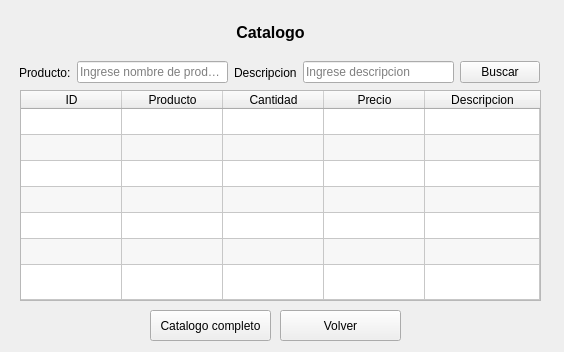
Old version of the form app_stock_qdesigner/Qt/window_consulta.ui in the repository nvargas24/Sistema_medicion_de_rodamientos-SMR.
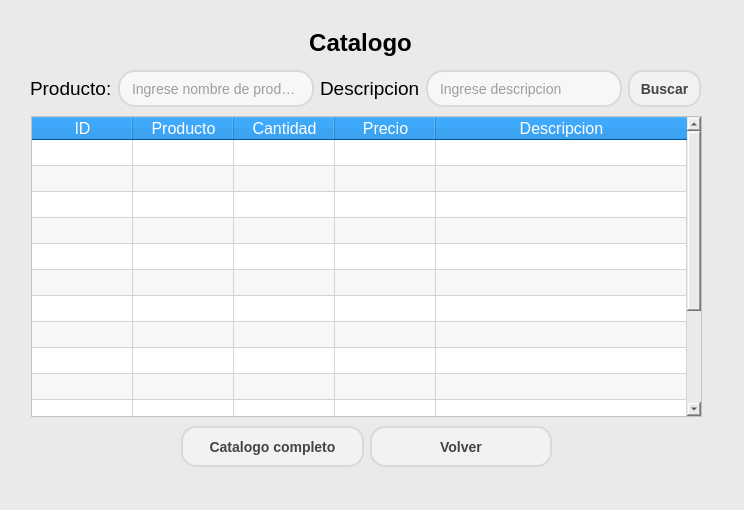
New version of the form. Icons and pictures are not drawn.

Diff of the .ui file:
```diff
--- a/app_stock_qdesigner/Qt/window_consulta.ui
+++ b/app_stock_qdesigner/Qt/window_consulta.ui
@@ -6,8 +6,8 @@
    <rect>
     <x>0</x>
     <y>0</y>
-    <width>564</width>
-    <height>352</height>
+    <width>744</width>
+    <height>510</height>
    </rect>
   </property>
   <property name="windowTitle">
@@ -17,16 +17,18 @@
    <number>0</number>
   </property>
   <property name="styleSheet">
-   <string notr="true">QApplication::setStyle(&quot;fusion&quot;);
+   <string notr="true">/*QApplication::setStyle(&quot;fusion&quot;);*/
+
+background-color: #EAEAEA;
 </string>
   </property>
   <widget class="QTableWidget" name="catalogo_list">
    <property name="geometry">
     <rect>
-     <x>20</x>
-     <y>90</y>
-     <width>521</width>
-     <height>211</height>
+     <x>31</x>
+     <y>116</y>
+     <width>671</width>
+     <height>301</height>
     </rect>
    </property>
    <property name="minimumSize">
@@ -35,9 +37,86 @@
      <height>0</height>
     </size>
    </property>
+   <property name="font">
+    <font>
+     <pointsize>12</pointsize>
+    </font>
+   </property>
+   <property name="focusPolicy">
+    <enum>Qt::WheelFocus</enum>
+   </property>
+   <property name="autoFillBackground">
+    <bool>false</bool>
+   </property>
+   <property name="styleSheet">
+    <string notr="true">QTableWidget {
+    background-color: #ffffff; /* Color de fondo de la tabla */
+    border: 1px solid #c2c2c2; /* Borde de la tabla */
+}
+
+QHeaderView::section {
+    background-color: #0078D7; /* Tono celeste medio oscuro */
+    color: white; /* Texto en blanco */
+}
+
+QTableWidget::item:selected {
+    background-color: #8CB8E6; /* Color de fondo de celda seleccionada */
+    color: #ffffff; /* Color de texto de celda seleccionada */
+    outline: none; /* Elimina el contorno alrededor de la celda seleccionada */
+}
+
+QScrollBar:vertical {
+    border: none;
+    background: #ffffff;
+    width: 10px;
+    margin: 0px 0 0px 0;
+}
+
+QScrollBar::handle:vertical {
+    background: #e1e1e1;
+    min-height: 20px;
+    border-radius: 5px;
+}
+
+QScrollBar::handle:vertical:hover {
+    background: #c2c2c2;
+}
+
+QScrollBar::add-line:vertical {
+    border: none;
+    background: #ffffff;
+    height: 0px;
+    subcontrol-position: bottom;
+    subcontrol-origin: margin;
+}
+
+QScrollBar::sub-line:vertical {
+    border: none;
+    background: #ffffff;
+    height: 0px;
+    subcontrol-position: top;
+    subcontrol-origin: margin;
+}
+
+QScrollBar::up-arrow:vertical, QScrollBar::down-arrow:vertical {
+    border: none;
+    background: none;
+    color: none;
+    margin: 0px 0 0px 0;
+    padding: 0px;
+}
+
+QScrollBar::add-page:vertical, QScrollBar::sub-page:vertical {
+    background: none;
+}
+</string>
+   </property>
    <property name="frameShadow">
     <enum>QFrame::Raised</enum>
    </property>
+   <property name="sizeAdjustPolicy">
+    <enum>QAbstractScrollArea::AdjustToContentsOnFirstShow</enum>
+   </property>
    <property name="autoScroll">
     <bool>true</bool>
    </property>
@@ -72,7 +151,7 @@
     <bool>true</bool>
    </property>
    <property name="rowCount">
-    <number>7</number>
+    <number>15</number>
    </property>
    <attribute name="horizontalHeaderVisible">
     <bool>true</bool>
@@ -123,12 +202,21 @@
    <row/>
    <row/>
    <row/>
+   <row/>
+   <row/>
+   <row/>
+   <row/>
+   <row/>
+   <row/>
+   <row/>
+   <row/>
    <column>
     <property name="text">
      <string>ID</string>
     </property>
     <property name="font">
      <font>
+      <pointsize>12</pointsize>
       <weight>50</weight>
       <bold>false</bold>
       <stylestrategy>PreferAntialias</stylestrategy>
@@ -142,6 +230,11 @@
     <property name="text">
      <string>Producto</string>
     </property>
+    <property name="font">
+     <font>
+      <pointsize>12</pointsize>
+     </font>
+    </property>
     <property name="textAlignment">
      <set>AlignCenter</set>
     </property>
@@ -150,6 +243,11 @@
     <property name="text">
      <string>Cantidad</string>
     </property>
+    <property name="font">
+     <font>
+      <pointsize>12</pointsize>
+     </font>
+    </property>
     <property name="textAlignment">
      <set>AlignCenter</set>
     </property>
@@ -158,6 +256,11 @@
     <property name="text">
      <string>Precio</string>
     </property>
+    <property name="font">
+     <font>
+      <pointsize>12</pointsize>
+     </font>
+    </property>
     <property name="textAlignment">
      <set>AlignCenter</set>
     </property>
@@ -166,13 +269,22 @@
     <property name="text">
      <string>Descripcion</string>
     </property>
+    <property name="font">
+     <font>
+      <pointsize>12</pointsize>
+     </font>
+    </property>
     <property name="textAlignment">
      <set>AlignCenter</set>
     </property>
    </column>
    <item row="0" column="0">
+    <property name="text">
+     <string/>
+    </property>
     <property name="font">
      <font>
+      <pointsize>12</pointsize>
       <stylestrategy>PreferDefault</stylestrategy>
       <kerning>true</kerning>
      </font>
@@ -182,47 +294,230 @@
     </property>
    </item>
   </widget>
+  <widget class="QLabel" name="titulo">
+   <property name="geometry">
+    <rect>
+     <x>250</x>
+     <y>20</y>
+     <width>221</width>
+     <height>45</height>
+    </rect>
+   </property>
+   <property name="font">
+    <font>
+     <family>Segoe UI</family>
+     <pointsize>18</pointsize>
+     <weight>75</weight>
+     <bold>true</bold>
+    </font>
+   </property>
+   <property name="text">
+    <string>Catalogo</string>
+   </property>
+   <property name="alignment">
+    <set>Qt::AlignCenter</set>
+   </property>
+  </widget>
+  <widget class="QWidget" name="layoutWidget">
+   <property name="geometry">
+    <rect>
+     <x>31</x>
+     <y>426</y>
+     <width>671</width>
+     <height>41</height>
+    </rect>
+   </property>
+   <layout class="QHBoxLayout" name="horizontalLayout_1">
+    <property name="leftMargin">
+     <number>150</number>
+    </property>
+    <property name="rightMargin">
+     <number>150</number>
+    </property>
+    <item>
   <widget class="QPushButton" name="btn_cat_full">
-   <property name="geometry">
-    <rect>
-     <x>150</x>
-     <y>310</y>
-     <width>121</width>
-     <height>31</height>
-    </rect>
+      <property name="enabled">
+       <bool>true</bool>
+      </property>
+      <property name="sizePolicy">
+       <sizepolicy hsizetype="Preferred" vsizetype="Expanding">
+        <horstretch>0</horstretch>
+        <verstretch>0</verstretch>
+       </sizepolicy>
+      </property>
+      <property name="font">
+       <font>
+        <family>Segoe UI</family>
+        <pointsize>-1</pointsize>
+        <weight>75</weight>
+        <bold>true</bold>
+       </font>
+      </property>
+      <property name="focusPolicy">
+       <enum>Qt::StrongFocus</enum>
+      </property>
+      <property name="styleSheet">
+       <string notr="true">QPushButton {
+    background-color: #F2F2F2; /* Color de fondo */
+    border: 2px solid #D9D9D9; /* Borde gris claro */
+    border-radius: 15px; /* Bordes curvos */
+    padding: 5px 10px; /* Espacio interno para texto */
+    font-weight: bold; /* Texto en negrita */
+    font-size: 14px; /* Tamaño de fuente */
+    color: #444444; /* Color de texto */
+}
+
+QPushButton:hover {
+    background-color: #88AEF1; /* Color celeste */
+    border-color: #0078D7; /* Borde celeste */
+    color: #FFFFFF; /* Color de texto blanco */
+}
+
+QPushButton:focus {
+    background-color: #88AEF1; /* Color celeste */
+    border-color: #0078D7; /* Borde celeste */
+    color: #FFFFFF; /* Color de texto blanco */
+	outline: none; /* Elimina el contorno alrededor del QLineEdit al seleccionarlo */
+}</string>
+      </property>
+      <property name="inputMethodHints">
+       <set>Qt::ImhSensitiveData|Qt::ImhUppercaseOnly</set>
    </property>
    <property name="text">
     <string>Catalogo completo</string>
    </property>
-  </widget>
+      <property name="checkable">
+       <bool>true</bool>
+      </property>
+      <property name="checked">
+       <bool>true</bool>
+      </property>
+      <property name="autoRepeat">
+       <bool>true</bool>
+      </property>
+      <property name="autoRepeatDelay">
+       <number>150</number>
+      </property>
+      <property name="autoDefault">
+       <bool>true</bool>
+      </property>
+      <property name="default">
+       <bool>false</bool>
+      </property>
+      <property name="flat">
+       <bool>false</bool>
+      </property>
+     </widget>
+    </item>
+    <item>
   <widget class="QPushButton" name="btn_volver">
-   <property name="geometry">
-    <rect>
-     <x>280</x>
-     <y>310</y>
-     <width>121</width>
-     <height>31</height>
-    </rect>
+      <property name="sizePolicy">
+       <sizepolicy hsizetype="Preferred" vsizetype="Expanding">
+        <horstretch>0</horstretch>
+        <verstretch>0</verstretch>
+       </sizepolicy>
+      </property>
+      <property name="font">
+       <font>
+        <family>Segoe UI</family>
+        <pointsize>-1</pointsize>
+        <weight>75</weight>
+        <bold>true</bold>
+       </font>
+      </property>
+      <property name="focusPolicy">
+       <enum>Qt::StrongFocus</enum>
+      </property>
+      <property name="styleSheet">
+       <string notr="true">QPushButton {
+    background-color: #F2F2F2; /* Color de fondo */
+    border: 2px solid #D9D9D9; /* Borde gris claro */
+    border-radius: 15px; /* Bordes curvos */
+    padding: 5px 10px; /* Espacio interno para texto */
+    font-weight: bold; /* Texto en negrita */
+    font-size: 14px; /* Tamaño de fuente */
+    color: #444444; /* Color de texto */
+}
+
+QPushButton:hover {
+    background-color: #88AEF1; /* Color celeste */
+    border-color: #0078D7; /* Borde celeste */
+    color: #FFFFFF; /* Color de texto blanco */
+}
+
+QPushButton:focus {
+    background-color: #88AEF1; /* Color celeste */
+    border-color: #0078D7; /* Borde celeste */
+    color: #FFFFFF; /* Color de texto blanco */
+	outline: none; /* Elimina el contorno alrededor del QLineEdit al seleccionarlo */
+}</string>
    </property>
    <property name="text">
     <string>Volver</string>
    </property>
-  </widget>
-  <widget class="QWidget" name="layoutWidget">
+      <property name="autoDefault">
+       <bool>true</bool>
+      </property>
+     </widget>
+    </item>
+   </layout>
+  </widget>
+  <widget class="QLabel" name="notificacion">
    <property name="geometry">
     <rect>
-     <x>19</x>
-     <y>60</y>
-     <width>521</width>
-     <height>25</height>
+     <x>250</x>
+     <y>470</y>
+     <width>241</width>
+     <height>20</height>
     </rect>
    </property>
-   <layout class="QHBoxLayout" name="horizontalLayout" stretch="0,0,0,0,0">
+   <property name="font">
+    <font>
+     <weight>75</weight>
+     <bold>true</bold>
+    </font>
+   </property>
+   <property name="layoutDirection">
+    <enum>Qt::LeftToRight</enum>
+   </property>
+   <property name="styleSheet">
+    <string notr="true">color: #aa0000</string>
+   </property>
+   <property name="text">
+    <string/>
+   </property>
+   <property name="alignment">
+    <set>Qt::AlignCenter</set>
+   </property>
+   <property name="textInteractionFlags">
+    <set>Qt::LinksAccessibleByMouse|Qt::TextEditable</set>
+   </property>
+  </widget>
+  <widget class="QWidget" name="layoutWidget_2">
+   <property name="geometry">
+    <rect>
+     <x>30</x>
+     <y>70</y>
+     <width>671</width>
+     <height>37</height>
+    </rect>
+   </property>
+   <layout class="QHBoxLayout" name="horizontalLayout_2" stretch="0,0,0,0,0">
+    <property name="sizeConstraint">
+     <enum>QLayout::SetDefaultConstraint</enum>
+    </property>
     <item>
      <widget class="QLabel" name="label_nombre">
+      <property name="sizePolicy">
+       <sizepolicy hsizetype="Fixed" vsizetype="Preferred">
+        <horstretch>0</horstretch>
+        <verstretch>0</verstretch>
+       </sizepolicy>
+      </property>
       <property name="font">
        <font>
-        <pointsize>9</pointsize>
+        <family>Segoe UI</family>
+        <pointsize>14</pointsize>
        </font>
       </property>
       <property name="text">
@@ -232,6 +527,20 @@
     </item>
     <item>
      <widget class="QLineEdit" name="in_nombre">
+      <property name="sizePolicy">
+       <sizepolicy hsizetype="Expanding" vsizetype="Expanding">
+        <horstretch>0</horstretch>
+        <verstretch>0</verstretch>
+       </sizepolicy>
+      </property>
+      <property name="font">
+       <font>
+        <family>Segoe UI</family>
+        <pointsize>-1</pointsize>
+        <weight>50</weight>
+        <bold>false</bold>
+       </font>
+      </property>
       <property name="tabletTracking">
        <bool>false</bool>
       </property>
@@ -241,6 +550,21 @@
       <property name="autoFillBackground">
        <bool>false</bool>
       </property>
+      <property name="styleSheet">
+       <string notr="true">QLineEdit {
+    background-color: #F7F7F7; /* Color de fondo */
+    border: 2px solid #D9D9D9; /* Borde gris claro */
+    border-radius: 17px; /* Bordes curvos */
+    padding: 5px 10px; /* Espacio interno para texto */
+    font-size: 14px; /* Tamaño de fuente */
+    color: #444444; /* Color de texto */
+}
+QLineEdit:focus {
+    border-color: #0078d7; /* Cambia el color del borde cuando se selecciona el QLineEdit */
+    outline: none; /* Elimina el contorno alrededor del QLineEdit al seleccionarlo */
+}
+</string>
+      </property>
       <property name="inputMethodHints">
        <set>Qt::ImhNone</set>
       </property>
@@ -272,9 +596,16 @@
     </item>
     <item>
      <widget class="QLabel" name="label_descripcion">
+      <property name="sizePolicy">
+       <sizepolicy hsizetype="Fixed" vsizetype="Preferred">
+        <horstretch>0</horstretch>
+        <verstretch>0</verstretch>
+       </sizepolicy>
+      </property>
       <property name="font">
        <font>
-        <pointsize>9</pointsize>
+        <family>Segoe UI</family>
+        <pointsize>14</pointsize>
        </font>
       </property>
       <property name="text">
@@ -284,6 +615,20 @@
     </item>
     <item>
      <widget class="QLineEdit" name="in_descrip">
+      <property name="sizePolicy">
+       <sizepolicy hsizetype="Expanding" vsizetype="Expanding">
+        <horstretch>0</horstretch>
+        <verstretch>0</verstretch>
+       </sizepolicy>
+      </property>
+      <property name="font">
+       <font>
+        <family>Segoe UI</family>
+        <pointsize>-1</pointsize>
+        <weight>50</weight>
+        <bold>false</bold>
+       </font>
+      </property>
       <property name="tabletTracking">
        <bool>false</bool>
       </property>
@@ -293,6 +638,21 @@
       <property name="autoFillBackground">
        <bool>false</bool>
       </property>
+      <property name="styleSheet">
+       <string notr="true">QLineEdit {
+    background-color: #F7F7F7; /* Color de fondo */
+    border: 2px solid #D9D9D9; /* Borde gris claro */
+    border-radius: 17px; /* Bordes curvos */
+    padding: 5px 10px; /* Espacio interno para texto */
+    font-size: 14px; /* Tamaño de fuente */
+    color: #444444; /* Color de texto */
+}
+QLineEdit:focus {
+    border-color: #0078d7; /* Cambia el color del borde cuando se selecciona el QLineEdit */
+    outline: none; /* Elimina el contorno alrededor del QLineEdit al seleccionarlo */
+}
+</string>
+      </property>
       <property name="inputMethodHints">
        <set>Qt::ImhNone</set>
       </property>
@@ -324,67 +684,90 @@
     </item>
     <item>
      <widget class="QPushButton" name="btn_buscar">
+      <property name="sizePolicy">
+       <sizepolicy hsizetype="Fixed" vsizetype="Expanding">
+        <horstretch>1</horstretch>
+        <verstretch>0</verstretch>
+       </sizepolicy>
+      </property>
+      <property name="font">
+       <font>
+        <family>Segoe UI</family>
+        <pointsize>-1</pointsize>
+        <weight>75</weight>
+        <bold>true</bold>
+       </font>
+      </property>
+      <property name="mouseTracking">
+       <bool>false</bool>
+      </property>
+      <property name="tabletTracking">
+       <bool>false</bool>
+      </property>
+      <property name="focusPolicy">
+       <enum>Qt::StrongFocus</enum>
+      </property>
+      <property name="contextMenuPolicy">
+       <enum>Qt::NoContextMenu</enum>
+      </property>
+      <property name="styleSheet">
+       <string notr="true">QPushButton {
+    background-color: #F2F2F2; /* Color de fondo */
+    border: 2px solid #D9D9D9; /* Borde gris claro */
+    border-radius: 15px; /* Bordes curvos */
+    padding: 5px 10px; /* Espacio interno para texto */
+    font-weight: bold; /* Texto en negrita */
+    font-size: 14px; /* Tamaño de fuente */
+    color: #444444; /* Color de texto */
+}
+
+QPushButton:hover {
+    background-color: #88AEF1; /* Color celeste */
+    border-color: #0078D7; /* Borde celeste */
+    color: #FFFFFF; /* Color de texto blanco */
+}
+
+QPushButton:focus {
+    background-color: #88AEF1; /* Color celeste */
+    border-color: #0078D7; /* Borde celeste */
+    color: #FFFFFF; /* Color de texto blanco */
+	outline: none; /* Elimina el contorno alrededor del QLineEdit al seleccionarlo */
+}</string>
+      </property>
       <property name="text">
        <string>Buscar</string>
       </property>
+      <property name="icon">
+       <iconset theme="buscar"/>
+      </property>
+      <property name="shortcut">
+       <string>Ctrl+B</string>
+      </property>
+      <property name="checkable">
+       <bool>false</bool>
+      </property>
+      <property name="checked">
+       <bool>false</bool>
+      </property>
+      <property name="autoRepeat">
+       <bool>false</bool>
+      </property>
+      <property name="autoExclusive">
+       <bool>false</bool>
+      </property>
+      <property name="autoDefault">
+       <bool>true</bool>
+      </property>
+      <property name="default">
+       <bool>false</bool>
+      </property>
+      <property name="flat">
+       <bool>false</bool>
+      </property>
      </widget>
     </item>
    </layout>
   </widget>
-  <widget class="QLabel" name="titulo">
-   <property name="geometry">
-    <rect>
-     <x>160</x>
-     <y>10</y>
-     <width>221</width>
-     <height>45</height>
-    </rect>
-   </property>
-   <property name="font">
-    <font>
-     <pointsize>12</pointsize>
-     <weight>75</weight>
-     <bold>true</bold>
-    </font>
-   </property>
-   <property name="text">
-    <string>Catalogo</string>
-   </property>
-   <property name="alignment">
-    <set>Qt::AlignCenter</set>
-   </property>
-  </widget>
-  <widget class="QLabel" name="notificacion">
-   <property name="geometry">
-    <rect>
-     <x>310</x>
-     <y>30</y>
-     <width>231</width>
-     <height>20</height>
-    </rect>
-   </property>
-   <property name="font">
-    <font>
-     <weight>75</weight>
-     <bold>true</bold>
-    </font>
-   </property>
-   <property name="layoutDirection">
-    <enum>Qt::LeftToRight</enum>
-   </property>
-   <property name="styleSheet">
-    <string notr="true">color: #aa0000</string>
-   </property>
-   <property name="text">
-    <string/>
-   </property>
-   <property name="alignment">
-    <set>Qt::AlignRight|Qt::AlignTrailing|Qt::AlignVCenter</set>
-   </property>
-   <property name="textInteractionFlags">
-    <set>Qt::LinksAccessibleByMouse|Qt::TextEditable</set>
-   </property>
-  </widget>
  </widget>
  <resources/>
  <connections/>
```
Left out of the diff: 3 changed lines with no effect on the pictures. Lines whose indentation alone changed are shown as unchanged.
